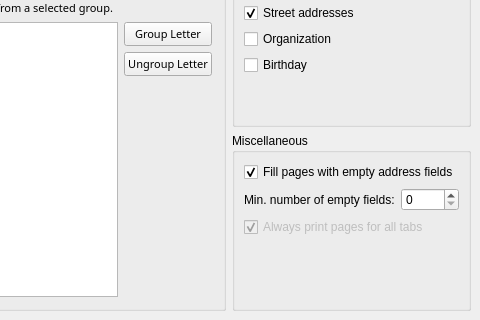
Before: the Qt Designer form kaddressbook/printing/rbs_appearance.ui in chusopr/kdepim-ktimetracker-akonadi, drawn with Qt 5; both pictures show x 140 to 620 and y 87 to 407 of the 620 by 407 pixel window.
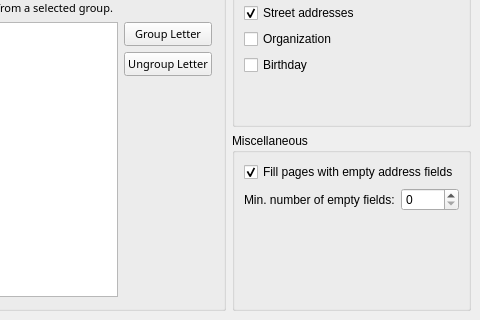
After: the same form once the commit is applied. Custom widgets are drawn as their Qt base class.

Commit message: Remove useless checkbox. The functionality behind it has never been implemented...

Diff of the .ui file:
```diff
--- a/kaddressbook/printing/rbs_appearance.ui
+++ b/kaddressbook/printing/rbs_appearance.ui
@@ -31,7 +31,7 @@
       <property name="spacing" >
        <number>6</number>
       </property>
-      <item row="3" column="0" >
+      <item row="2" column="0">
        <spacer>
         <property name="orientation" >
          <enum>Qt::Vertical</enum>
@@ -44,25 +44,9 @@
         </property>
        </spacer>
       </item>
-      <item row="2" column="0" colspan="2" >
-       <widget class="QCheckBox" name="cbAlwaysAllPages" >
-        <property name="enabled" >
-         <bool>false</bool>
-        </property>
-        <property name="whatsThis" >
-         <string>If this box is checked, at least one page will be printed for every letter group, regardless of whether entries exist for this letter group. This is normally only useful in conjunction with the option 'fill pages with empty address fields'.</string>
-        </property>
-        <property name="text" >
-         <string>Always print pages for all tabs</string>
-        </property>
-        <property name="checked" >
-         <bool>true</bool>
-        </property>
-       </widget>
-      </item>
-      <item row="1" column="1" >
-       <widget class="QSpinBox" name="sbMinNumFill" >
-        <property name="whatsThis" >
+      <item row="1" column="1">
+       <widget class="QSpinBox" name="sbMinNumFill">
+        <property name="whatsThis">
          <string>This is the minimum number of empty fields that have to be printed in addition to real entries; if this number is not reached on the first page, more pages with empty fields only may be appended.</string>
         </property>
        </widget>
```
Left out of the diff: 143 changed lines with no effect on the pictures.
